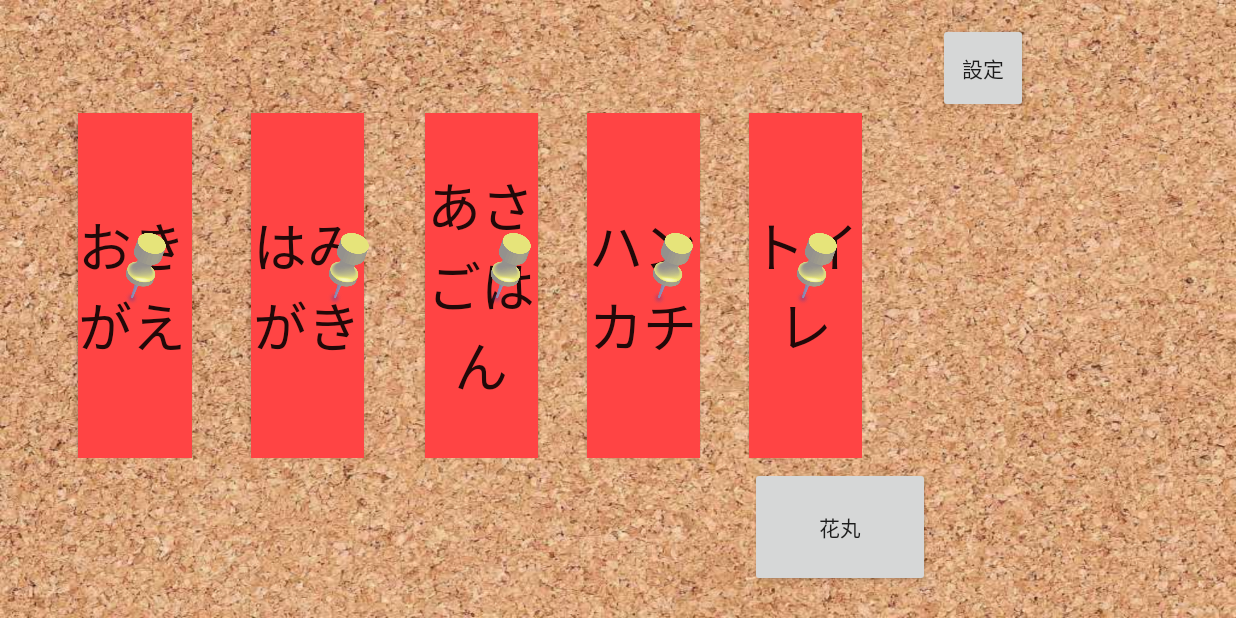
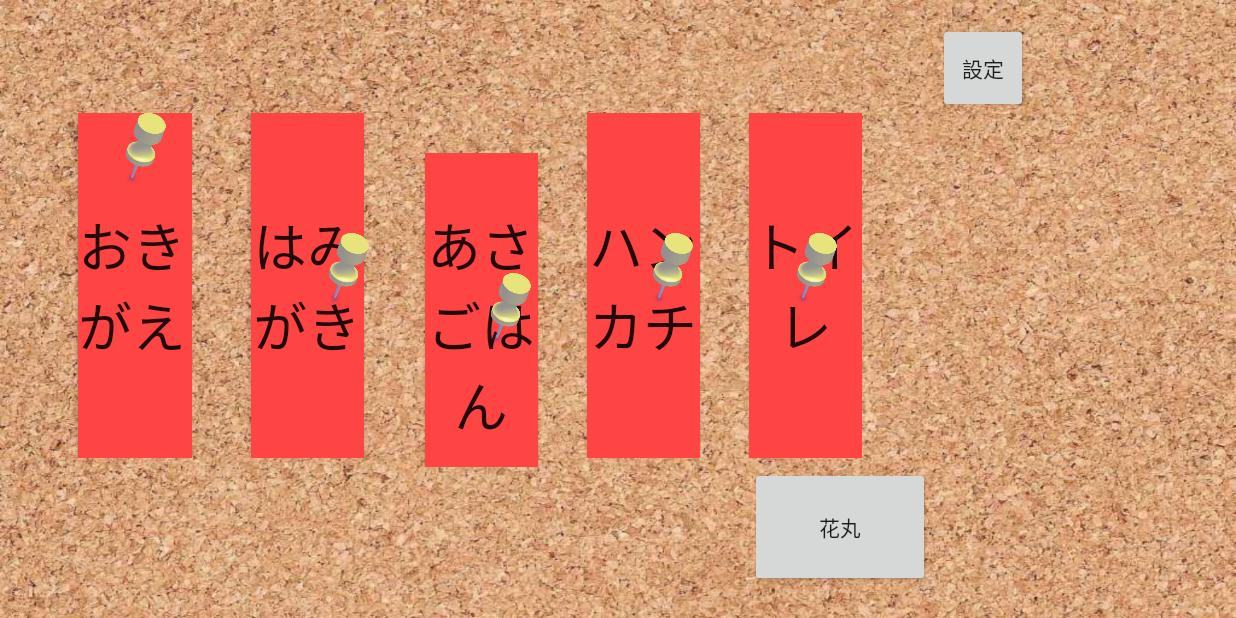
Before and after one commit to DaddyPool/DaddyBoard, an Android app: the screen it shows after launch (MainActivity), on a phone screen of 824 x 412 dp (held sideways). Run offline under Robolectric (Android 15) with nearby library versions, the phone set to English and light mode, and no system bars.

Commit message:
ピンの位置と丸の位置調整

```diff
--- a/app/src/main/res/layout/activity_main.xml
+++ b/app/src/main/res/layout/activity_main.xml
@@ -8,19 +8,6 @@
     android:background="@drawable/corkboard02"
     tools:context=".MainActivity">
 
-
-    <RelativeLayout
-        android:layout_width="match_parent"
-        android:layout_height="match_parent">
-
-        <ImageView
-            android:id="@+id/Hanamaru1"
-            android:layout_width="match_parent"
-            android:layout_height="match_parent"
-            android:translationZ="2dp"
-            android:visibility="invisible"
-            app:srcCompat="@drawable/hanamaru01"
-            tools:visibility="visible" />
 
     <LinearLayout
         android:layout_width="match_parent"
@@ -66,6 +53,15 @@
                 android:layout_width="wrap_content"
                 android:layout_height="wrap_content">
 
+                <ImageView
+                    android:id="@+id/Hanamaru1"
+                    android:layout_width="match_parent"
+                    android:layout_height="226dp"
+                    android:translationZ="2dp"
+                    android:visibility="invisible"
+                    app:srcCompat="@drawable/hanamaru01"
+                    tools:visibility="visible" />
+
                 <LinearLayout
                     android:layout_width="666dp"
                     android:layout_height="236dp"
@@ -92,9 +88,8 @@
                             android:id="@+id/imageView"
                             android:layout_width="56dp"
                             android:layout_height="67dp"
+                            android:layout_weight="1"
                             android:layout_marginStart="60dp"
-                                android:layout_marginTop="80dp"
-                                android:layout_weight="1"
                             android:translationZ="2dp"
                             app:srcCompat="@drawable/pinb13" />
 
@@ -103,6 +98,7 @@
                             android:layout_width="91dp"
                             android:layout_height="124dp"
                             android:layout_marginStart="44dp"
+                            android:layout_marginTop="60dp"
                             android:layout_weight="1"
                             android:translationZ="2dp"
                             android:visibility="invisible"
@@ -140,6 +136,7 @@
                             android:layout_width="91dp"
                             android:layout_height="124dp"
                             android:layout_marginStart="16dp"
+                            android:layout_marginTop="60dp"
                             android:layout_weight="1"
                             android:translationZ="2dp"
                             android:visibility="invisible"
@@ -176,6 +173,7 @@
                             android:layout_width="91dp"
                             android:layout_height="124dp"
                             android:layout_marginStart="16dp"
+                            android:layout_marginTop="60dp"
                             android:layout_weight="1"
                             android:translationZ="2dp"
                             android:visibility="invisible"
@@ -212,6 +210,7 @@
                             android:layout_width="91dp"
                             android:layout_height="124dp"
                             android:layout_marginStart="16dp"
+                            android:layout_marginTop="60dp"
                             android:layout_weight="1"
                             android:translationZ="2dp"
                             android:visibility="invisible"
@@ -238,6 +237,7 @@
                             android:layout_width="91dp"
                             android:layout_height="124dp"
                             android:layout_marginStart="16dp"
+                            android:layout_marginTop="60dp"
                             android:layout_weight="1"
                             android:translationZ="2dp"
                             android:visibility="invisible"
@@ -279,6 +279,5 @@
         </LinearLayout>
 
     </LinearLayout>
-    </RelativeLayout>
 
 </androidx.constraintlayout.widget.ConstraintLayout>
```
Lines whose indentation alone changed are shown as unchanged.
